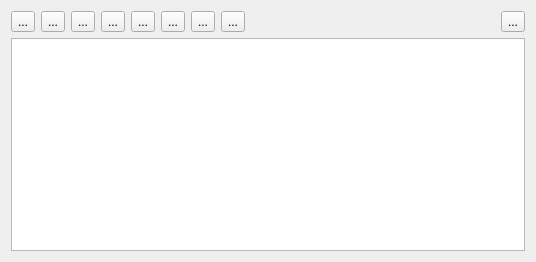
Qt form ground/gcs/src/plugins/pathplanner/pathplanner.ui (TauLabs/TauLabs) before a commit.
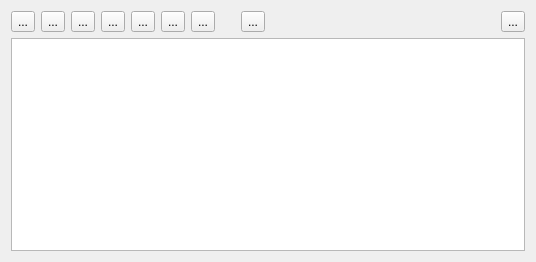
The same form after that commit. Icons and pictures are not drawn.

Commit message: Path Filleting: move the button and add tooltip

What changed in the file:
```diff
--- a/ground/gcs/src/plugins/pathplanner/pathplanner.ui
+++ b/ground/gcs/src/plugins/pathplanner/pathplanner.ui
@@ -118,6 +118,22 @@
        </property>
       </widget>
      </item>
+     <item>
+      <spacer name="horizontalSpacer_2">
+       <property name="orientation">
+        <enum>Qt::Horizontal</enum>
+       </property>
+       <property name="sizeType">
+        <enum>QSizePolicy::Fixed</enum>
+       </property>
+       <property name="sizeHint" stdset="0">
+        <size>
+         <width>20</width>
+         <height>20</height>
+        </size>
+       </property>
+      </spacer>
+     </item>
      <item>
       <widget class="QToolButton" name="tbFilletPath">
        <property name="text">
```
Left out of the diff: 3 changed lines with no effect on the pictures.
